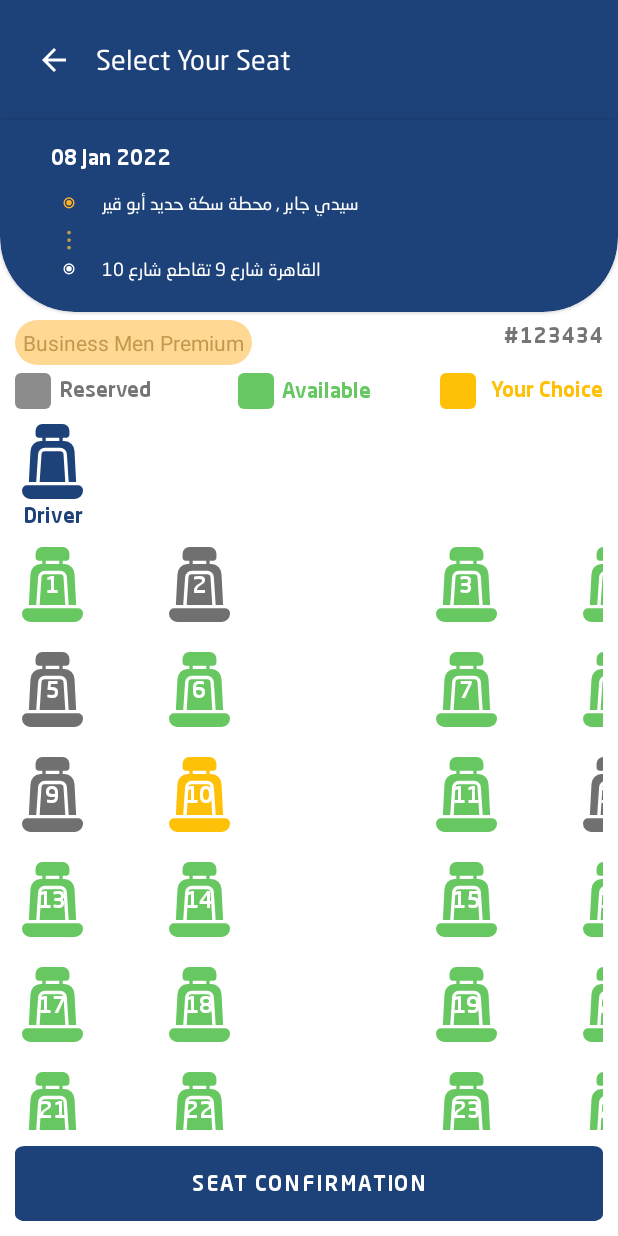
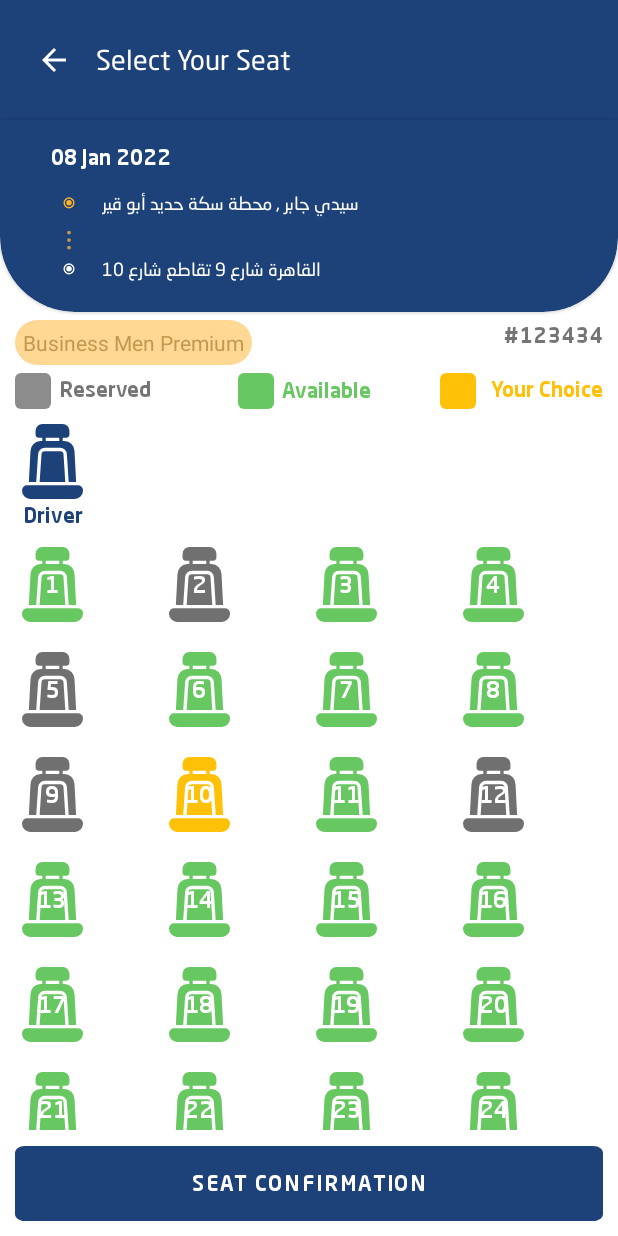
Before and after one commit to mohannadahmed00/TelefreikAndroidApp, an Android app: the SeatSelectionFragment screen opened through its navigation route, after a tap on "10", on a phone screen of 412 x 824 dp. Run offline under Robolectric (Android 15) with nearby library versions, the phone set to English and light mode, and no system bars; our stand-ins replace navigation-ui; libraries missing offline, so code that uses them is left out: androidx.multidex, com.daimajia.androidanimations; 2 statements that could not run were skipped.

Commit message:
deactivate selection seat margins

```diff
--- a/app/src/main/java/com/teleferik/models/seats/Seat.kt
+++ b/app/src/main/java/com/teleferik/models/seats/Seat.kt
@@ -5,5 +5,6 @@ import com.teleferik.R
 data class Seat(
     var num : Int,
     var isSelected:Boolean,
+    var status:String,
     var color : Int = R.color.green
 )
--- a/app/src/main/java/com/teleferik/ui/seatSelection/SeatSelectionFragment.kt
+++ b/app/src/main/java/com/teleferik/ui/seatSelection/SeatSelectionFragment.kt
@@ -26,9 +26,9 @@ class SeatSelectionFragment :
         val seats = mutableListOf<Seat>()
         for (i in 1..28) {
             if (i in arrayOf(2, 5, 9, 12)) {
-                seats.add(Seat(num = i, isSelected = true))
+                seats.add(Seat(num = i, isSelected = true, status = "reserved"))
             } else {
-                seats.add(Seat(num = i, isSelected = false))
+                seats.add(Seat(num = i, isSelected = false,status = "available"))
             }
         }
         return seats
--- a/app/src/main/java/com/teleferik/ui/seatSelection/adapters/SeatSelectionAdapter.kt
+++ b/app/src/main/java/com/teleferik/ui/seatSelection/adapters/SeatSelectionAdapter.kt
@@ -37,14 +37,14 @@ class SeatSelectionAdapter(
         super.onViewAttachedToWindow(holder)
         if (holder.layoutPosition in thirdColPos){
             val layoutParams =  holder.viewBinding.myFrame.layoutParams as ViewGroup.MarginLayoutParams
-            layoutParams.leftMargin = 120F.toInt()
-            layoutParams.rightMargin = (-200F).toInt()
+            /*layoutParams.leftMargin = 120F.toInt()
+            layoutParams.rightMargin = (-200F).toInt()*/
             holder.viewBinding.myFrame.layoutParams = layoutParams
 
         }else if (holder.layoutPosition in secondColPos){
             val layoutParams =  holder.viewBinding.myFrame.layoutParams as ViewGroup.MarginLayoutParams
-            layoutParams.leftMargin = 120F.toInt()
-            layoutParams.rightMargin = (-200F).toInt()
+            /*layoutParams.leftMargin = 120F.toInt()
+            layoutParams.rightMargin = (-200F).toInt()*/
             holder.viewBinding.myFrame.layoutParams = layoutParams
 
         }
@@ -55,15 +55,18 @@ class SeatSelectionAdapter(
         @SuppressLint("ResourceAsColor")
         fun bind(seat: Seat) {
             viewBinding.tvSeatNum.text = seat.num.toString()
-            if (seat.isSelected){
+            if (seat.isSelected && seat.status=="reserved"){
                 viewBinding.imageSeat.setColorFilter(ContextCompat.getColor(itemView.context, R.color.gray4), android.graphics.PorterDuff.Mode.SRC_IN)
-            }else {
+            }else if (seat.status == "available") {
                 viewBinding.imageSeat.setColorFilter(ContextCompat.getColor(itemView.context, R.color.green), android.graphics.PorterDuff.Mode.SRC_IN)
+            }else{
+                viewBinding.imageSeat.setColorFilter(ContextCompat.getColor(itemView.context, R.color.yellow), android.graphics.PorterDuff.Mode.SRC_IN)
             }
             viewBinding.root.setOnClickListener {
                 if (!seat.isSelected){
+                    seat.status = "selected"
                     viewBinding.imageSeat.setColorFilter(ContextCompat.getColor(itemView.context, R.color.yellow), android.graphics.PorterDuff.Mode.SRC_IN)
-                }else{
+                }else if (seat.status =="selected"){
                     viewBinding.imageSeat.setColorFilter(ContextCompat.getColor(itemView.context, R.color.green), android.graphics.PorterDuff.Mode.SRC_IN)
                 }
                 iClick.onSeatClicked(seat = seat,bindingAdapterPosition)
--- a/app/src/main/res/layout/fragment_search_results.xml
+++ b/app/src/main/res/layout/fragment_search_results.xml
@@ -67,7 +67,7 @@
                 android:paddingHorizontal="@dimen/_30dp"
                 android:paddingTop="@dimen/_7dp"
                 android:paddingBottom="@dimen/_7dp"
-                android:text="try in different date"
+                android:text="@string/try_in_different_date"
                 android:textColor="@color/white"
                 android:textSize="@dimen/_14sp"
                 app:backgroundTint="@color/base_app_color"
--- a/app/src/main/res/layout/fragment_seat_selection.xml
+++ b/app/src/main/res/layout/fragment_seat_selection.xml
@@ -304,7 +304,7 @@
                     android:layout_height="match_parent"
                     android:fontFamily="@font/medium"
                     android:textColor="@color/base_app_color"
-                    android:text="Driver"
+                    android:text="@string/driver"
                     android:textAlignment="center" />
             </LinearLayout>
 
--- a/app/src/main/res/values/strings.xml
+++ b/app/src/main/res/values/strings.xml
@@ -186,4 +186,6 @@ Account created successfully ! \n You will be taken to the home page
     <string name="your_choice">Your Choice</string>
     <string name="available">Available</string>
     <string name="reserved">Reserved</string>
+    <string name="try_in_different_date">try in different date</string>
+    <string name="driver">Driver</string>
 </resources>
```
Also changed, not shown: 1 other file.
